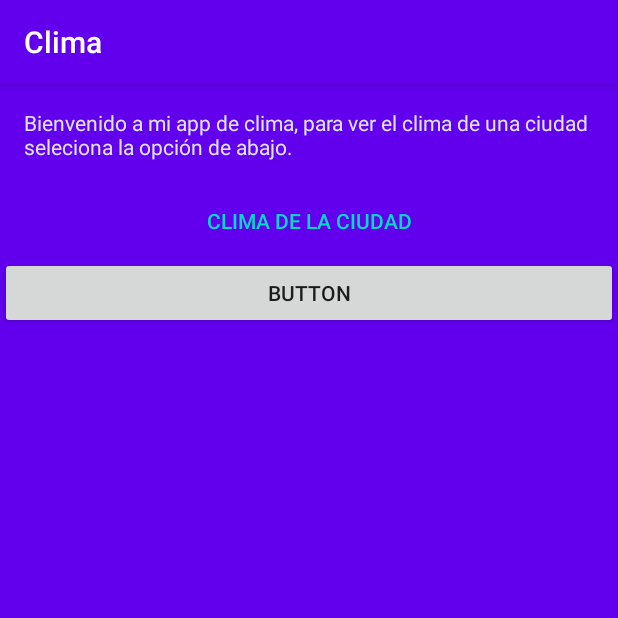
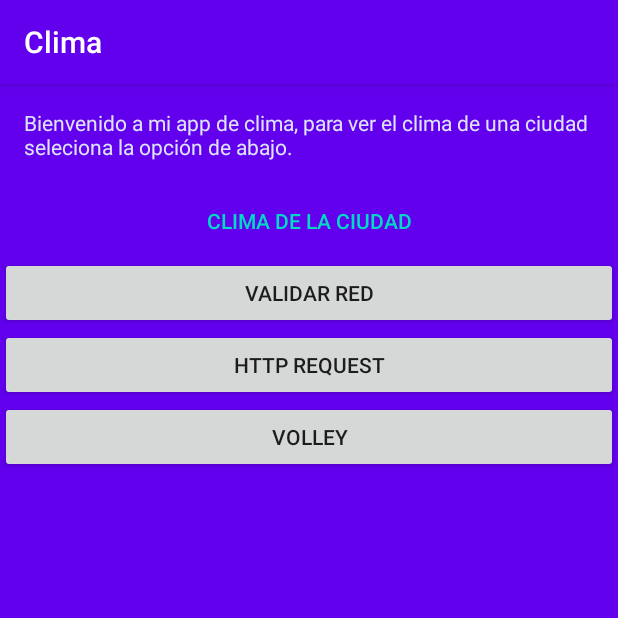
Before and after one commit to codesmario/appClima, an Android app: the screen it shows after launch (Ciudades), on a phone screen of 412 x 824 dp, the top half of it. Run offline under Robolectric (Android 15) with nearby library versions, the phone set to English and light mode, and no system bars; our stand-ins replace Volley.

Commit message:
funcionamiento de librerio Volley

```diff
--- a/app/build.gradle
+++ b/app/build.gradle
@@ -30,10 +30,13 @@ dependencies {
     implementation 'androidx.core:core-ktx:1.3.2'
     implementation 'androidx.appcompat:appcompat:1.2.0'
     implementation 'androidx.constraintlayout:constraintlayout:2.0.4'
+
     testImplementation 'junit:junit:4.12'
+
     androidTestImplementation 'androidx.test.ext:junit:1.1.2'
     androidTestImplementation 'androidx.test.espresso:espresso-core:3.3.0'
 
     implementation "androidx.preference:preference-ktx:1.1.0"
 
+    implementation  'com.android.volley:volley:1.1.1'
 }
--- a/app/src/main/AndroidManifest.xml
+++ b/app/src/main/AndroidManifest.xml
@@ -11,6 +11,7 @@
             android:label="@string/app_name"
             android:roundIcon="@mipmap/ic_launcher_round"
             android:supportsRtl="true"
+            android:usesCleartextTraffic="true"
             android:theme="@style/AppTheme">
 
         <activity android:name=".MainActivity">
--- /dev/null
+++ b/app/src/main/java/com/udb/edu/clima/Descarga.kt
@@ -0,0 +1,4 @@
+package com.udb.edu.clima
+
+class Descarga {
+}
--- a/app/src/main/res/layout/activity_ciudades.xml
+++ b/app/src/main/res/layout/activity_ciudades.xml
@@ -19,7 +19,15 @@
             android:layout_height="wrap_content" android:id="@+id/bSoyapango"
             style="@style/Widget.AppCompat.Button.Borderless.Colored"/>
     <Button
-            android:text="Button"
+            android:text="Validar red"
             android:layout_width="match_parent"
             android:layout_height="wrap_content" android:id="@+id/btnValidarCon"/>
+    <Button
+            android:text="HTTP REQUEST"
+            android:layout_width="match_parent"
+            android:layout_height="wrap_content" android:id="@+id/btnRequest"/>
+    <Button
+            android:text="Volley"
+            android:layout_width="match_parent"
+            android:layout_height="wrap_content" android:id="@+id/bVolley"/>
 </LinearLayout>
```
Also changed, not shown: app/src/main/java/com/udb/edu/clima/Ciudades.kt (+72 -0 lines).
